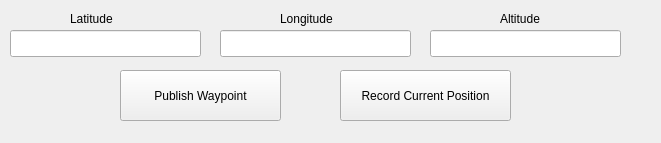
The window that uf_rqt_plugins/src/uf_rqt_plugins/gps.ui (uf-mil-archive/software-common) describes before a commit, drawn with Qt 5.
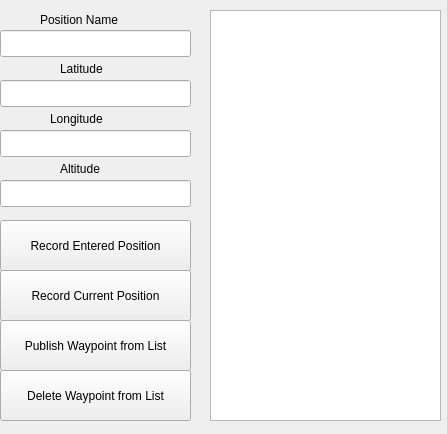
The same window after the commit.

Commit message: uf_rqt_plugins:gps waypoint plugin ui

```diff
--- a/uf_rqt_plugins/src/uf_rqt_plugins/gps.ui
+++ b/uf_rqt_plugins/src/uf_rqt_plugins/gps.ui
@@ -6,31 +6,18 @@
    <rect>
     <x>0</x>
     <y>0</y>
-    <width>661</width>
-    <height>143</height>
+    <width>447</width>
+    <height>434</height>
    </rect>
   </property>
   <property name="windowTitle">
    <string>GPS</string>
   </property>
-  <widget class="QPushButton" name="publish_waypoint">
-   <property name="geometry">
-    <rect>
-     <x>120</x>
-     <y>70</y>
-     <width>161</width>
-     <height>51</height>
-    </rect>
-   </property>
-   <property name="text">
-    <string>Publish Waypoint</string>
-   </property>
-  </widget>
   <widget class="QLineEdit" name="lat_in">
    <property name="geometry">
     <rect>
-     <x>10</x>
-     <y>30</y>
+     <x>0</x>
+     <y>80</y>
      <width>191</width>
      <height>27</height>
     </rect>
@@ -39,8 +26,8 @@
   <widget class="QLineEdit" name="long_in">
    <property name="geometry">
     <rect>
-     <x>220</x>
-     <y>30</y>
+     <x>0</x>
+     <y>130</y>
      <width>191</width>
      <height>27</height>
     </rect>
@@ -49,8 +36,8 @@
   <widget class="QLabel" name="lat">
    <property name="geometry">
     <rect>
-     <x>70</x>
-     <y>10</y>
+     <x>60</x>
+     <y>60</y>
      <width>66</width>
      <height>17</height>
     </rect>
@@ -62,8 +49,8 @@
   <widget class="QLabel" name="long_">
    <property name="geometry">
     <rect>
-     <x>280</x>
-     <y>10</y>
+     <x>50</x>
+     <y>110</y>
      <width>71</width>
      <height>17</height>
     </rect>
@@ -75,9 +62,9 @@
   <widget class="QPushButton" name="record_waypoint">
    <property name="geometry">
     <rect>
-     <x>340</x>
-     <y>70</y>
-     <width>171</width>
+     <x>0</x>
+     <y>270</y>
+     <width>191</width>
      <height>51</height>
     </rect>
    </property>
@@ -88,8 +75,8 @@
   <widget class="QLineEdit" name="alt_in">
    <property name="geometry">
     <rect>
-     <x>430</x>
-     <y>30</y>
+     <x>0</x>
+     <y>180</y>
      <width>191</width>
      <height>27</height>
     </rect>
@@ -98,8 +85,8 @@
   <widget class="QLabel" name="long_1">
    <property name="geometry">
     <rect>
-     <x>500</x>
-     <y>10</y>
+     <x>60</x>
+     <y>160</y>
      <width>66</width>
      <height>17</height>
     </rect>
@@ -108,6 +95,78 @@
     <string>Altitude</string>
    </property>
   </widget>
+  <widget class="QListWidget" name="waypoint_list">
+   <property name="geometry">
+    <rect>
+     <x>210</x>
+     <y>10</y>
+     <width>231</width>
+     <height>411</height>
+    </rect>
+   </property>
+  </widget>
+  <widget class="QPushButton" name="publish_waypoint_list">
+   <property name="geometry">
+    <rect>
+     <x>0</x>
+     <y>320</y>
+     <width>191</width>
+     <height>51</height>
+    </rect>
+   </property>
+   <property name="text">
+    <string>Publish Waypoint from List</string>
+   </property>
+  </widget>
+  <widget class="QLineEdit" name="waypoint_name">
+   <property name="geometry">
+    <rect>
+     <x>0</x>
+     <y>30</y>
+     <width>191</width>
+     <height>27</height>
+    </rect>
+   </property>
+  </widget>
+  <widget class="QLabel" name="long_2">
+   <property name="geometry">
+    <rect>
+     <x>40</x>
+     <y>10</y>
+     <width>111</width>
+     <height>20</height>
+    </rect>
+   </property>
+   <property name="text">
+    <string>Position Name</string>
+   </property>
+  </widget>
+  <widget class="QPushButton" name="record_entered_waypoint">
+   <property name="geometry">
+    <rect>
+     <x>0</x>
+     <y>220</y>
+     <width>191</width>
+     <height>51</height>
+    </rect>
+   </property>
+   <property name="text">
+    <string>Record Entered Position</string>
+   </property>
+  </widget>
+  <widget class="QPushButton" name="delete_">
+   <property name="geometry">
+    <rect>
+     <x>0</x>
+     <y>370</y>
+     <width>191</width>
+     <height>51</height>
+    </rect>
+   </property>
+   <property name="text">
+    <string>Delete Waypoint from List</string>
+   </property>
+  </widget>
  </widget>
  <layoutdefault spacing="6" margin="11"/>
  <resources/>
```
Left out of the diff: 2 changed lines with no effect on the pictures. The commit also changes 1 other file.
